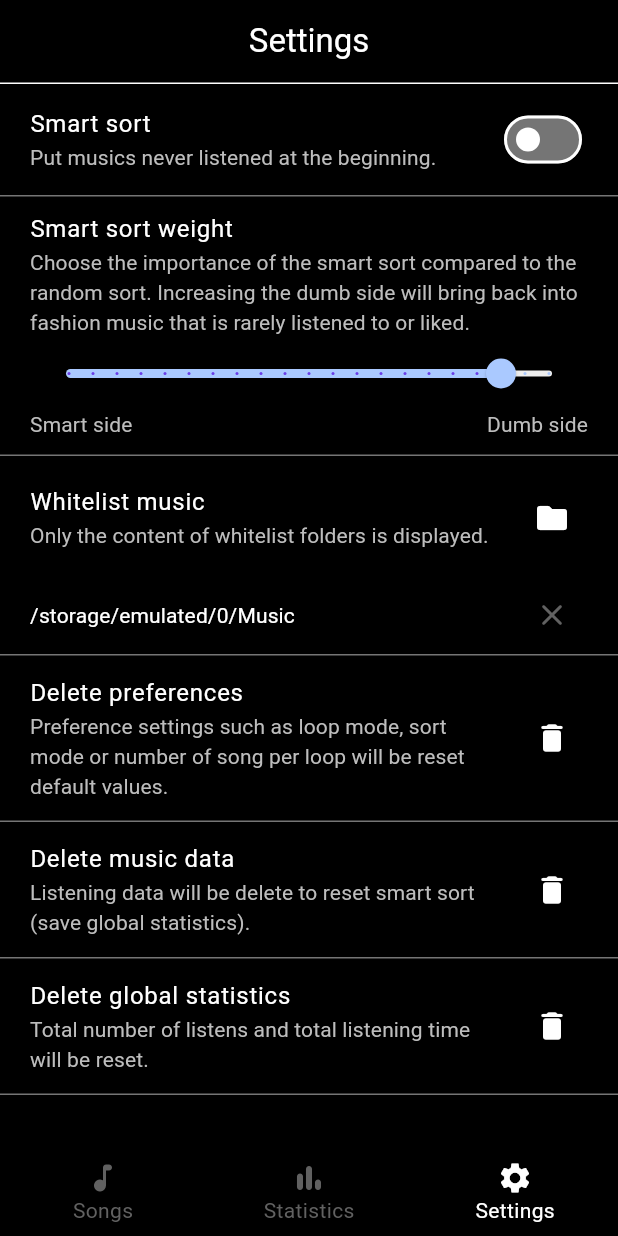
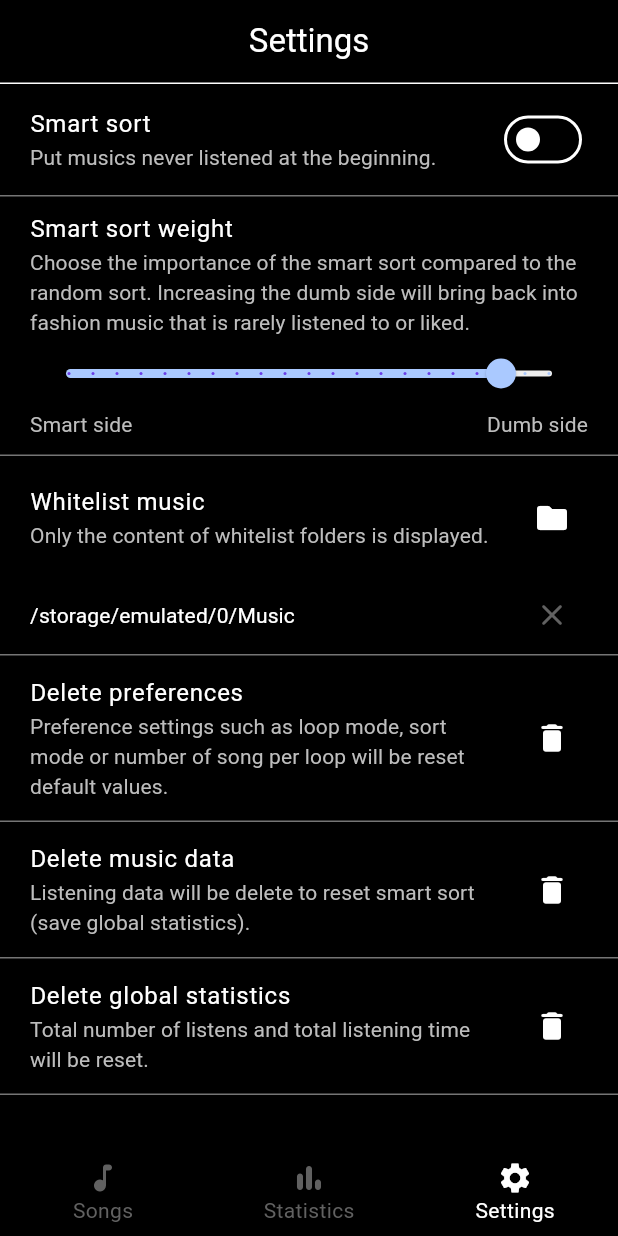
Before and after one commit to Quedow/shadow_garden, a Flutter app: the screen it shows after launch, item 3 of the bottom bar chosen, on a phone screen of 412 x 824 dp. Run offline on Flutter 3.47's test engine with Material 3 defaults, Android fonts, the phone set to English and light mode, and no system bars; our stand-ins replace audio_video_progress_bar, file_picker, isar, just_audio, just_audio_background, lottie and 5 more; accounts and stored records are empty; generated files the repository leaves out were written again.

Commit message:
fix: flutter downgrade issue

```diff
--- a/lib/style/style.dart
+++ b/lib/style/style.dart
@@ -19,7 +19,7 @@ abstract class ThemeColors {
       onError: Colors.white,
       surface: Colors.black, // Top bar, card, background
       onSurface: Colors.white,
-      surfaceContainerHighest: Color(0xFF757575), // Disable switch background, textfield filled
+      surfaceVariant: Color(0xFF757575), // Disable switch background, textfield filled
       outlineVariant: Color(0xFF757575), // Divider
       inverseSurface: Color(0xFF1D2530), // Snack bar
       onInverseSurface: Colors.white,
@@ -40,7 +40,7 @@ abstract class ThemeColors {
       inactiveTickMarkColor: primaryColor,
     ),
     scrollbarTheme: ScrollbarThemeData(
-      thumbColor: WidgetStateProperty.all(primaryColor),
+      thumbColor: MaterialStateProperty.all(primaryColor),
     ),
     textTheme: const TextTheme(
       headlineSmall: TextStyle(fontSize: 24, fontWeight: FontWeight.w300),
```
